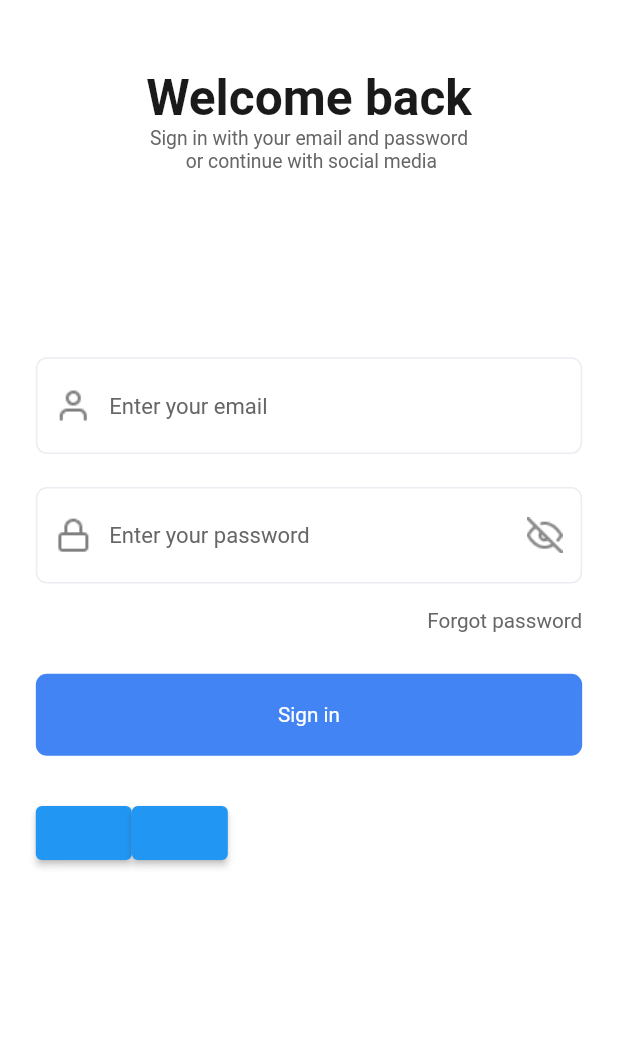
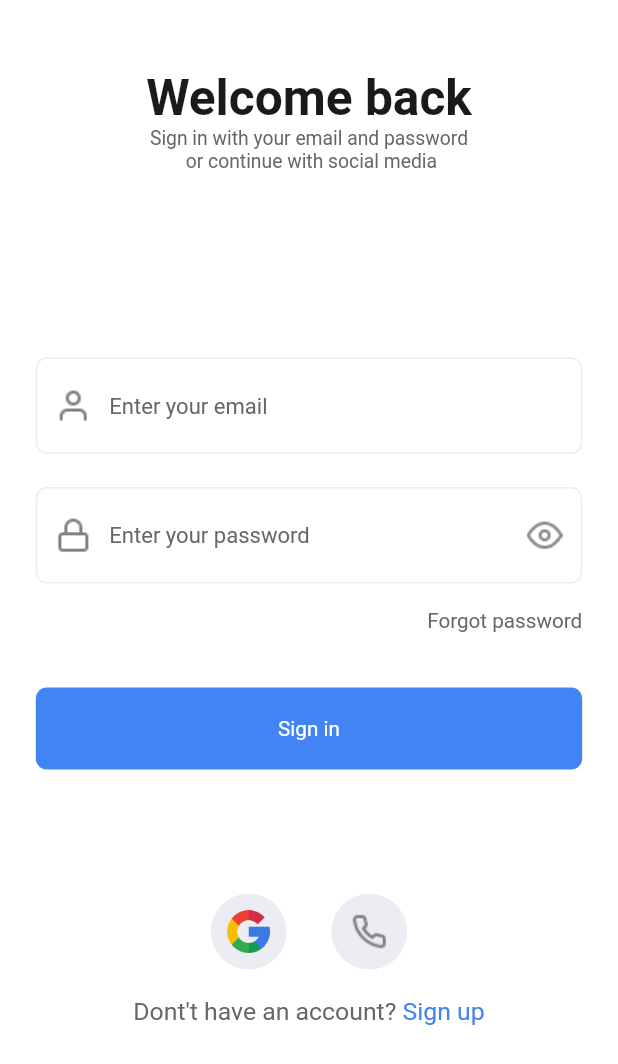
Before and after one commit to DoHuyHoang-HUB/flutter-basic-english-app, a Flutter app: the screen it shows after launch, on a phone screen of 412 x 824 dp. Shown: the top 1064 px of the screen. Run offline on Flutter 3.47's test engine with Material 2 defaults, Android fonts, the phone set to English and light mode, and no system bars; our stand-ins replace flutter_screenutil.

Commit message:
create 2 widget login and register

```diff
--- a/lib/page/dictionary/dictionary_page.dart
+++ b/lib/page/dictionary/dictionary_page.dart
@@ -10,6 +10,8 @@ class DictionaryPage extends StatefulWidget {
 class _DictionaryPageState extends State<DictionaryPage> {
   @override
   Widget build(BuildContext context) {
-    return Container();
+    return Container(
+      color: Colors.white,
+    );
   }
 }
--- a/lib/page/user/login_page.dart
+++ b/lib/page/user/login_page.dart
@@ -1,4 +1,5 @@
 import 'package:flutter/material.dart';
+import 'package:flutter_english_app/config/routes/routes.dart';
 import 'package:flutter_english_app/config/theme/app_colors.dart';
 import 'package:flutter_english_app/page/user/widgets/auth_button.dart';
 import 'package:flutter_english_app/page/user/widgets/heading_title.dart';
@@ -60,16 +61,53 @@ class _LoginPageState extends State<LoginPage> {
                     ),
                   ),
                   SizedBox(
-                    height: 30.h,
+                    height: 40.h,
                   ),
                   const AuthButton(textButton: 'Sign in'),
                   SizedBox(
-                    height: 30.h,
+                    height: 90.h,
                   ),
                   Row(
+                    mainAxisAlignment: MainAxisAlignment.center,
                     children: [
-                      SocialAuthButton(),
-                      SocialAuthButton(),
+                      SocialAuthButton(
+                        child: Image.asset('assets/images/google.png'),
+                      ),
+                      SizedBox(
+                        width: 30.w,
+                      ),
+                      SocialAuthButton(
+                        child: Image.asset('assets/images/phone.png'),
+                      ),
+                    ],
+                  ),
+                  SizedBox(
+                    height: 20.h,
+                  ),
+                  Row(
+                    mainAxisAlignment: MainAxisAlignment.center,
+                    children: [
+                      Text(
+                        "Dont't have an account? ",
+                        style: TextStyle(
+                          color: AppColors.hintTextColor,
+                          fontSize: 18.sp,
+                          fontWeight: FontWeight.w400,
+                        ),
+                      ),
+                      InkWell(
+                        onTap: () {
+                          Navigator.pushNamed(context, Routes.register_page);
+                        },
+                        child: Text(
+                          'Sign up',
+                          style: TextStyle(
+                            color: AppColors.primaryBuleColor,
+                            fontSize: 18.sp,
+                            fontWeight: FontWeight.w400,
+                          ),
+                        ),
+                      )
                     ],
                   )
                 ],
--- a/lib/page/user/widgets/auth_button.dart
+++ b/lib/page/user/widgets/auth_button.dart
@@ -13,7 +13,7 @@ class AuthButton extends StatelessWidget {
     Size mediaQuery = MediaQuery.of(context).size;
     return InkWell(
       onTap: () {
-        Navigator.pushNamed(context, Routes.dictionary_page);
+        Navigator.popAndPushNamed(context, Routes.dictionary_page);
       },
       child: Container(
         padding: EdgeInsets.symmetric(vertical: 21.h),
--- a/lib/page/user/widgets/password_field_input.dart
+++ b/lib/page/user/widgets/password_field_input.dart
@@ -45,11 +45,11 @@ class _PasswordFieldInputState extends State<PasswordFieldInput> {
           suffixIcon: isPasswordVisible
               ? InkWell(
                   onTap: () => visiblePassword(),
-                  child: Image.asset('assets/images/eye-off.png'),
+                  child: Image.asset('assets/images/eye.png'),
                 )
               : InkWell(
                   onTap: () => visiblePassword(),
-                  child: Image.asset('assets/images/eye.png'),
+                  child: Image.asset('assets/images/eye-off.png'),
                 ),
           hintText: widget.hint,
           hintStyle: TextStyle(
--- a/lib/page/user/widgets/social_auth_button.dart
+++ b/lib/page/user/widgets/social_auth_button.dart
@@ -1,13 +1,25 @@
 import 'package:flutter/material.dart';
+import 'package:flutter_english_app/config/theme/app_colors.dart';
+import 'package:flutter_screenutil/flutter_screenutil.dart';
 
 class SocialAuthButton extends StatelessWidget {
-  const SocialAuthButton({Key? key}) : super(key: key);
+  const SocialAuthButton({Key? key, this.child}) : super(key: key);
+
+  final Widget? child;
 
   @override
   Widget build(BuildContext context) {
-    return ElevatedButton(
-      onPressed: () {},
-      child: Container(),
+    return InkWell(
+      child: Container(
+        width: 55.sp,
+        height: 55.sp,
+        padding: EdgeInsets.all(12.r),
+        decoration: const BoxDecoration(
+          color: AppColors.borderLineColor,
+          shape: BoxShape.circle,
+        ),
+        child: child,
+      ),
     );
   }
 }
```
Also changed, not shown: lib/page/user/register_page.dart (+93 -1 lines).
